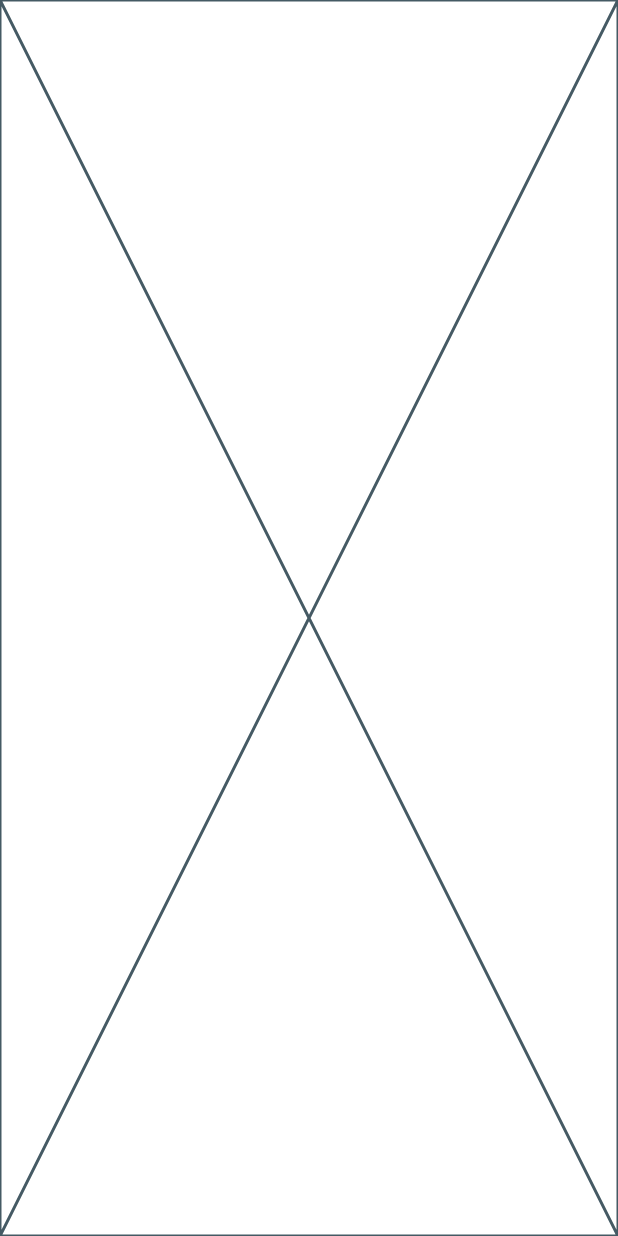
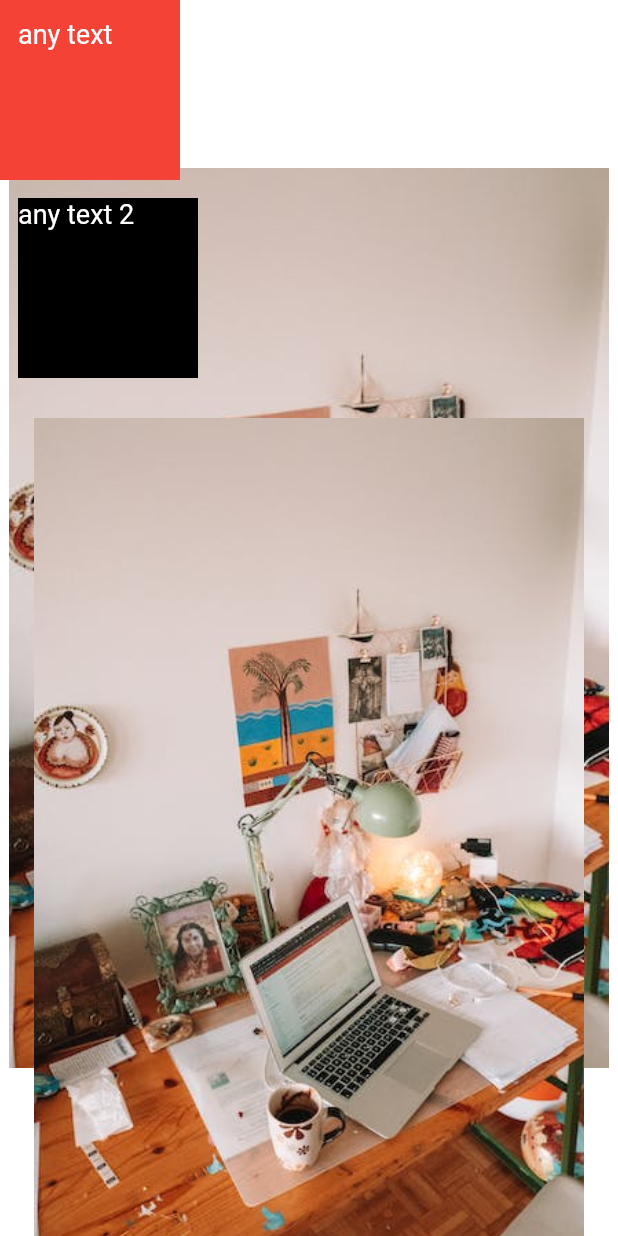
Before and after one commit to AwaeshaHuss/first_app, a Flutter app: the screen it shows after launch, on a phone screen of 412 x 824 dp. Run offline on Flutter 3.47's test engine with Material 2 defaults, Android fonts, the phone set to English and light mode, and no system bars.

Commit message:
session 2 code

```diff
--- a/lib/app_routes.dart
+++ b/lib/app_routes.dart
@@ -1,4 +1,4 @@
-import 'package:firstapp/main.dart';
+import 'package:firstapp/screens/home_screen.dart';
 import 'package:flutter/material.dart';
 
 Map<String, WidgetBuilder> app_routes = {
--- a/lib/main.dart
+++ b/lib/main.dart
@@ -1,4 +1,5 @@
 import 'package:firstapp/app_routes.dart'; // call a bre defiened flutter lib
+import 'package:firstapp/screens/home_screen.dart';
 import 'package:flutter/material.dart'; // this lib calls the be defiened flutter widget
 
 main(){
@@ -28,20 +29,3 @@ class MyApp extends StatelessWidget {
     );
   }
 }
-
-class HomeScreen extends StatefulWidget {
-  const HomeScreen({super.key});
-  static String id = '/HomeScreen';
-
-  @override
-  State<HomeScreen> createState() => _HomeScreenState();
-}
-
-class _HomeScreenState extends State<HomeScreen> {
-  @override
-  Widget build(BuildContext context) {
-    return const Placeholder(
-
-    );
-  }
-}
--- /dev/null
+++ b/lib/screens/home_screen.dart
@@ -0,0 +1,77 @@
+import 'package:flutter/material.dart';
+
+class HomeScreen extends StatefulWidget {
+  const HomeScreen({super.key});
+  static String id = '/HomeScreen';
+
+  @override
+  State<HomeScreen> createState() => _HomeScreenState();
+}
+
+class _HomeScreenState extends State<HomeScreen> {
+  @override
+  Widget build(BuildContext context) {
+    return Scaffold(
+      // => Scaffold widget holds the screen theme
+      backgroundColor: Colors.white,
+      body: Container(
+        padding: EdgeInsets.zero,
+        margin: EdgeInsets.zero,
+        decoration: const BoxDecoration(
+          image:
+              DecorationImage(image: AssetImage('assets/images/laptop.jpeg')),
+        ),
+        child: SingleChildScrollView(
+          scrollDirection: Axis.vertical,
+          child: Column(
+            mainAxisAlignment: MainAxisAlignment.center,
+            // => the main alignment for the column childs
+            crossAxisAlignment: CrossAxisAlignment.start,
+            // => the secondary alignment for the column childs
+            children: [
+              Container(
+                  width: 120,
+                  height: 120,
+                  padding: const EdgeInsets.all(12.0),
+                  color: Colors.red,
+                  child: const Text(
+                    'any text',
+                    style: TextStyle(color: Colors.white, fontSize: 18),
+                  )),
+              Container(
+                width: 120,
+                height: 120,
+                margin: const EdgeInsets.all(12.0),
+                color: Colors.black,
+                child: const Text(
+                  'any text 2',
+                  style: TextStyle(color: Colors.white, fontSize: 18),
+                ),
+              ),
+              Container(
+                  margin: const EdgeInsets.symmetric(
+                      vertical: 14.5, horizontal: 22.5),
+                  child: Image.asset('assets/images/laptop.jpeg')),
+            ],
+          ),
+        ),
+      ),
+      // padding => spacing for the same widget ( inner spacing )
+      // margin => spacing for the same widget ( outer spacing )
+      // widget tree => the hirarichy for the widgets in the same screen, or the position for the widgets in the screen.
+    );
+  }
+}
+
+// Single line cmnt
+
+/* Multi lines cmnt
+
+Container(
+          width: 120,
+          height: 120,
+          padding: EdgeInsets.all(12.0),
+          color: Colors.red,
+         ),
+
+*/
--- a/pubspec.yaml
+++ b/pubspec.yaml
@@ -59,8 +59,8 @@ flutter:
   uses-material-design: true
 
   # To add assets to your application, add an assets section, like this:
-  # assets:
-  #   - images/a_dot_burr.jpeg
+  assets:
+    - assets/images/
   #   - images/a_dot_ham.jpeg
 
   # An image asset can refer to one or more resolution-specific "variants", see
```
Also changed, not shown: assets/images/laptop.jpeg (added).
